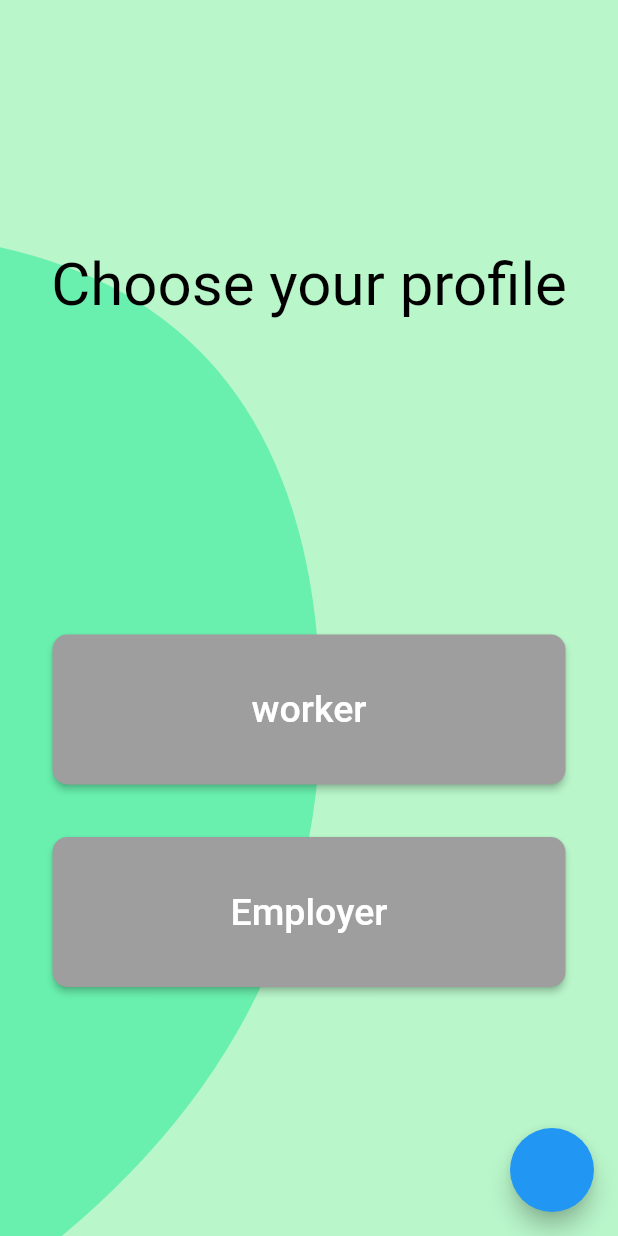
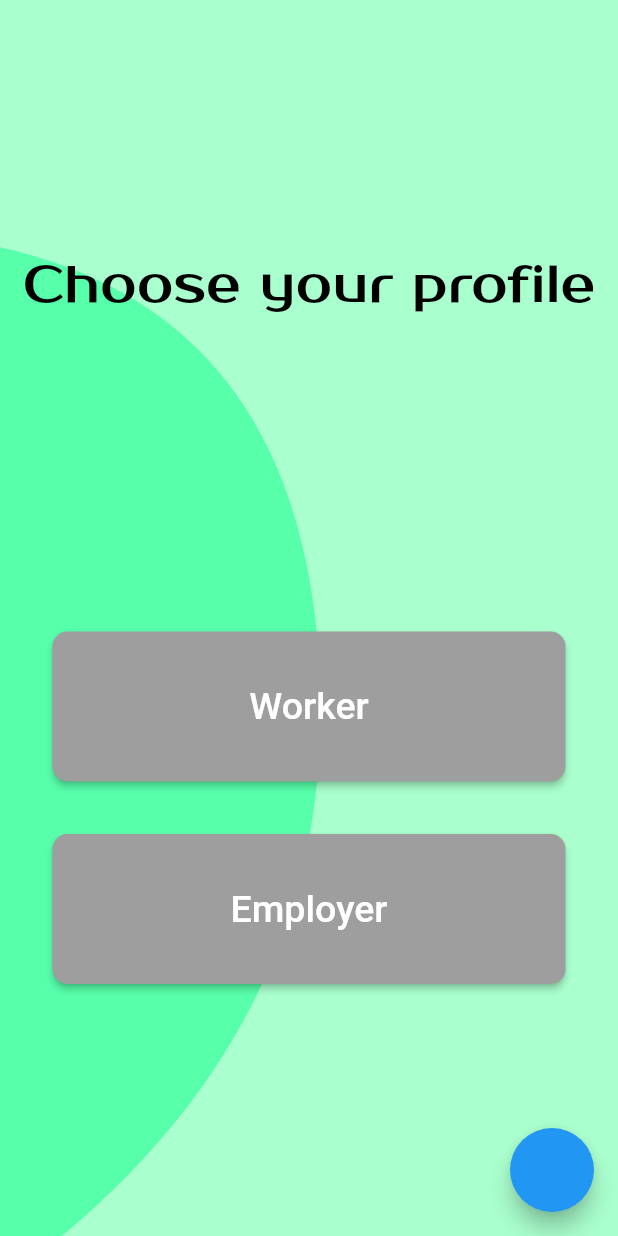
Before and after one commit to eladsez/timeZmoney, a Flutter app: the screen it shows after launch, after a tap on "Sign Up", on a phone screen of 412 x 824 dp. Run offline on Flutter 3.47's test engine with Material 2 defaults, Android fonts, the phone set to English and light mode, and no system bars; our stand-ins replace animated_splash_screen, badges, cloud_firestore, connectivity_plus, firebase_auth, firebase_core and 3 more; accounts and stored records are empty; Roboto replaces fonts that are missing (SecularOne).

Commit message:
Update background, button colors and font

```diff
--- a/lib/screens/Authenticate/components/profile_chooser.dart
+++ b/lib/screens/Authenticate/components/profile_chooser.dart
@@ -33,7 +33,7 @@ class _ProfileChooserScreenState extends State<ProfileChooserScreen> {
         textAlign: TextAlign.center,
         style: TextStyle(fontFamily: 'IBMPlex', fontSize: 25),
       );
-      workerColor = Colors.greenAccent;
+      workerColor = const Color(0xFFEB9F40);
       employerColor = Colors.grey;
     });
   }
@@ -46,7 +46,7 @@ class _ProfileChooserScreenState extends State<ProfileChooserScreen> {
         textAlign: TextAlign.center,
         style: TextStyle(fontFamily: 'IBMPlex', fontSize: 25),
       );
-      employerColor = Colors.greenAccent;
+      employerColor = const Color(0xFFEB9F40);
       workerColor = Colors.grey;
     });
   }
@@ -56,8 +56,8 @@ class _ProfileChooserScreenState extends State<ProfileChooserScreen> {
       "Choose your profile",
       style: TextStyle(
         color: Colors.black,
-        fontSize: 40,
-        fontFamily: 'SecularOne',
+        fontSize: 35,
+        fontFamily: 'ProstoOne',
       ),
     );
   }
@@ -112,7 +112,7 @@ class _ProfileChooserScreenState extends State<ProfileChooserScreen> {
               const SizedBox(
                 height: 50,
               ),
-              typeButton("worker", workerColor, workerChoice),
+              typeButton("Worker", workerColor, workerChoice),
               const SizedBox(
                 height: 20,
               ),
--- a/lib/screens/Authenticate/components/top_text.dart
+++ b/lib/screens/Authenticate/components/top_text.dart
@@ -32,8 +32,9 @@ class _TopLogoState extends State<TopLogo> {
             ? 'Create Account'
             : 'Welcome Back',
         style: const TextStyle(
-          fontSize: 40,
-          fontWeight: FontWeight.w600,
+          fontSize: 37,
+          fontFamily: 'ProstoOne',
+          fontWeight: FontWeight.w500,
         ),
       ),
     );
--- a/lib/utils/BackgroundGenerator.dart
+++ b/lib/utils/BackgroundGenerator.dart
@@ -9,7 +9,7 @@ class GreenPainter extends CustomPainter {
 
     Path mainBackground = Path();
     mainBackground.addRect(Rect.fromLTRB(0, 0, width, height));
-    paint.color = Colors.greenAccent.shade100;
+    paint.color = const Color(0xFFAAFFCE);
     canvas.drawPath(mainBackground, paint);
 
     Path ovalPath = Path();
@@ -29,7 +29,7 @@ class GreenPainter extends CustomPainter {
     // Close line to reset it back
     ovalPath.close();
 
-    paint.color = Colors.greenAccent;
+    paint.color = const Color(0xFF57FFAB);
     canvas.drawPath(ovalPath, paint);
   }
 
--- a/pubspec.yaml
+++ b/pubspec.yaml
@@ -108,6 +108,9 @@ flutter:
           weight: 600
         - asset: assets/fonts/Montserrat-Bold.otf
           weight: 700
+    - family: ProstoOne
+      fonts:
+          - asset: assets/fonts/ProstoOne-Regular.ttf
 
   assets:
     - assets/images/facebook.png
```
Also changed, not shown: assets/fonts/ProstoOne-Regular.ttf (added).
